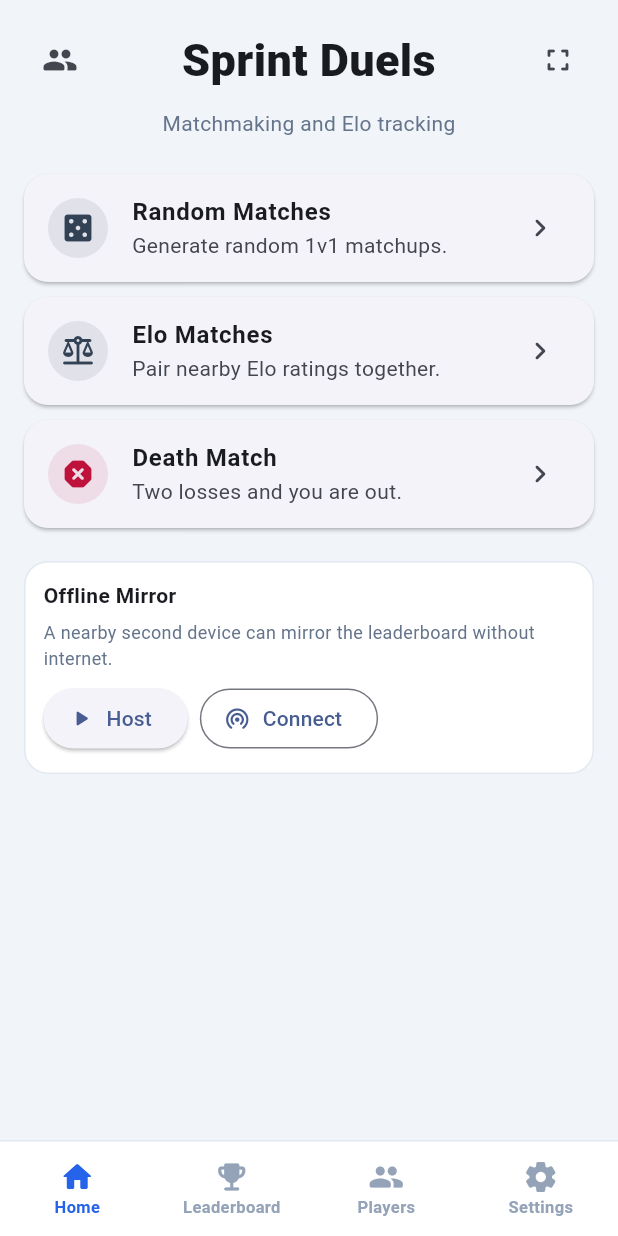
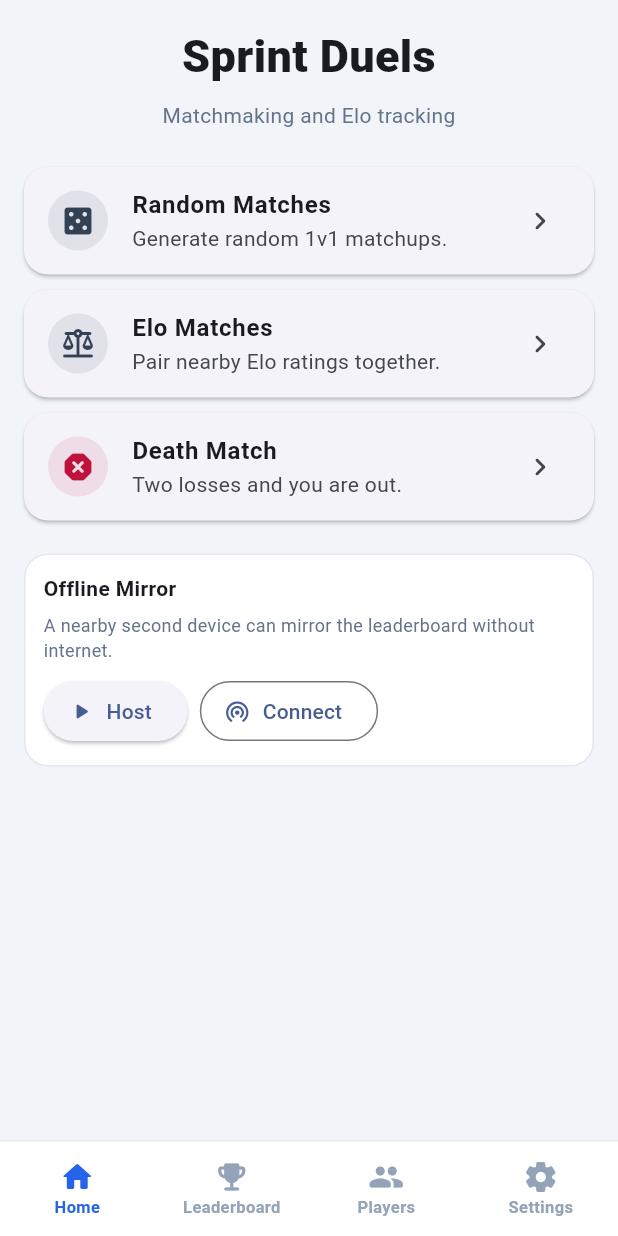
Before and after one commit to vgl2014er-dev/sprint-flutter, a Flutter app: the screen it shows after launch, on a phone screen of 412 x 824 dp. Run offline on Flutter 3.47's test engine with Material 3 defaults, Android fonts, the phone set to English and light mode, and no system bars; our stand-ins replace audioplayers, drift, firebase_core, firebase_database, flutter_riverpod, shared_preferences; accounts and stored records are empty; statements that could not run were skipped.

```diff
--- a/lib/ui/screens/sprint_app.dart
+++ b/lib/ui/screens/sprint_app.dart
@@ -1,10 +1,24 @@
+import 'dart:async';
+
 import 'package:flutter/material.dart';
-import 'package:flutter/services.dart';
 import 'package:flutter_riverpod/flutter_riverpod.dart';
+import 'package:audioplayers/audioplayers.dart';
 
 import '../../domain/head_to_head_calculator.dart';
 import '../../models/app_models.dart';
 import '../../state/sprint_controller.dart';
+
+final AudioPlayer _startBeepPlayer = AudioPlayer()
+  ..setReleaseMode(ReleaseMode.stop);
+
+Future<void> _playStartBeep() async {
+  try {
+    await _startBeepPlayer.stop();
+    await _startBeepPlayer.play(AssetSource('audio/start_beep.mp3'));
+  } catch (_) {
+    // Ignore playback failures so match flow is never blocked by audio.
+  }
+}
 
 class SprintApp extends ConsumerWidget {
   const SprintApp({super.key});
@@ -31,7 +45,6 @@ class SprintApp extends ConsumerWidget {
     final body = switch (state.screen) {
       Screen.landing => LandingScreen(
         localSessionState: state.localSessionState,
-        onOpenPlayers: () => controller.navigateTo(Screen.playerList),
         onOpenRandom: () => controller.navigateTo(Screen.randomPlayerSelection),
         onOpenElo: () => controller.navigateTo(Screen.eloPlayerSelection),
         onOpenDeathMatch: () =>
@@ -428,7 +441,6 @@ class AppFooter extends StatelessWidget {
 class LandingScreen extends StatelessWidget {
   const LandingScreen({
     required this.localSessionState,
-    required this.onOpenPlayers,
     required this.onOpenRandom,
     required this.onOpenElo,
     required this.onOpenDeathMatch,
@@ -439,7 +451,6 @@ class LandingScreen extends StatelessWidget {
   });
 
   final LocalSessionState localSessionState;
-  final VoidCallback onOpenPlayers;
   final VoidCallback onOpenRandom;
   final VoidCallback onOpenElo;
   final VoidCallback onOpenDeathMatch;
@@ -454,26 +465,10 @@ class LandingScreen extends StatelessWidget {
     return ListView(
       padding: const EdgeInsets.all(16),
       children: <Widget>[
-        Row(
-          children: <Widget>[
-            IconButton(
-              onPressed: onOpenPlayers,
-              icon: const Icon(Icons.people_rounded),
-            ),
-            const Expanded(
-              child: Text(
-                'Sprint Duels',
-                style: TextStyle(fontSize: 30, fontWeight: FontWeight.w800),
-                textAlign: TextAlign.center,
-              ),
-            ),
-            IconButton(
-              onPressed: () => SystemChrome.setEnabledSystemUIMode(
-                SystemUiMode.immersiveSticky,
-              ),
-              icon: const Icon(Icons.fullscreen_rounded),
-            ),
-          ],
+        const Text(
+          'Sprint Duels',
+          style: TextStyle(fontSize: 30, fontWeight: FontWeight.w800),
+          textAlign: TextAlign.center,
         ),
         const SizedBox(height: 8),
         const Text(
@@ -1041,7 +1036,7 @@ class MatchRunnerScreen extends StatelessWidget {
                     deathMatchMatchesPlayedByPlayerId:
                         state.deathMatchMatchesPlayedByPlayerId,
                     onStart: () {
-                      SystemSound.play(SystemSoundType.click);
+                      unawaited(_playStartBeep());
                       onStart(currentMatch.id);
                     },
                     onP1: () => onResult(currentMatch.id, MatchResult.p1),
@@ -1268,7 +1263,10 @@ class LeaderboardScreen extends StatelessWidget {
                 subtitle: Text('Win rate: $winRate%'),
                 trailing: Text(
                   '${player.elo}',
-                  style: const TextStyle(fontWeight: FontWeight.w800),
+                  style: const TextStyle(
+                    fontWeight: FontWeight.w800,
+                    fontSize: 20,
+                  ),
                 ),
               );
             },
--- a/pubspec.yaml
+++ b/pubspec.yaml
@@ -10,6 +10,7 @@ dependencies:
   flutter:
     sdk: flutter
   flutter_riverpod: ^2.6.1
+  audioplayers: ^6.1.0
   collection: ^1.19.1
   drift: ^2.29.0
   sqlite3_flutter_libs: ^0.5.39
@@ -29,3 +30,5 @@ dev_dependencies:
 
 flutter:
   uses-material-design: true
+  assets:
+    - assets/audio/start_beep.mp3
```
Also changed, not shown: pubspec.lock, 1 other file.
